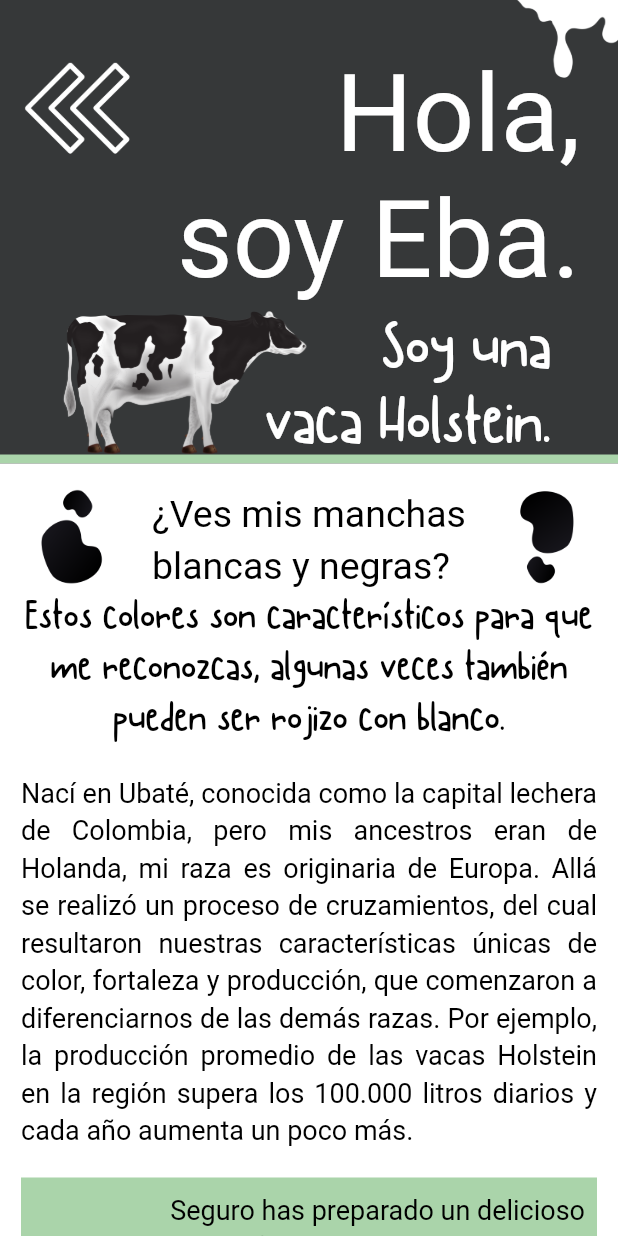
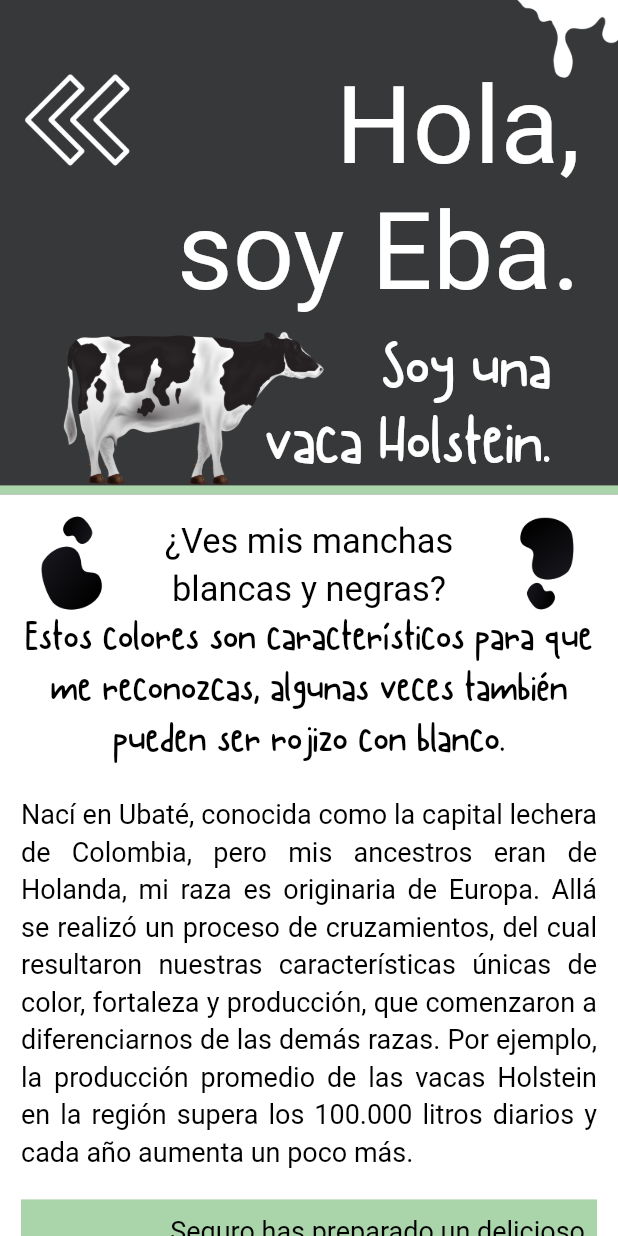
Before and after one commit to LigiaRojas/Eba, a Flutter app: the GeneralScreen screen opened by its route, on a phone screen of 412 x 824 dp. Run offline on Flutter 3.47's test engine with Material 2 defaults, Android fonts, the phone set to English and light mode, and no system bars; our stand-ins replace logger, youtube_player_flutter; missing offline and left inert: flutter_session, flutter_unity_widget, mongo_dart; Roboto replaces fonts that are missing (LeagueSpartan).

Commit message:
Ajuste de tamaño.

```diff
--- a/lib/views/info/general_screen.dart
+++ b/lib/views/info/general_screen.dart
@@ -27,7 +27,7 @@ class GeneralScreen extends StatelessWidget {
                 child: Container(),
               ),*/
               Expanded(
-                flex: 9,
+                flex: 10,
                 child: buildExtendedHeader(() {
                   Logger().d('Going back from General Info Screen - On screen back button');
                   Navigator.pushNamed(
@@ -191,7 +191,8 @@ Widget buildTitle() => Row(
       child: Container(
         alignment: Alignment.center,
         child: buildText('¿Ves mis manchas\nblancas y negras?',
-          fontSize: 25.0,
+          textAlign: TextAlign.center,
+          fontSize: 23.0,
         )[0],
       ),
     ),
```
